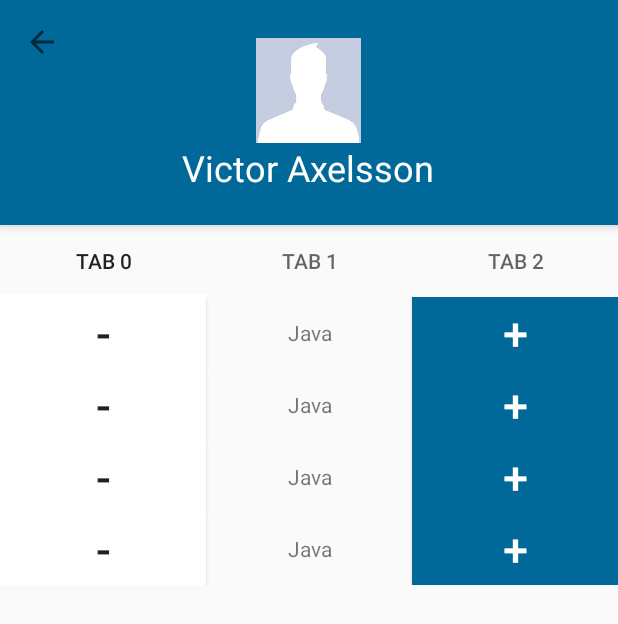
After one commit to felixruponen/jobsweeper, an Android app: the UserPreferenceFragment screen opened directly, with no data from a screen before it, on a phone screen of 412 x 824 dp. The commit adds this screen. Shown: the top 624 px of the screen. Run offline under Robolectric (Android 15) with nearby library versions, the phone set to English and light mode, and no system bars; our stand-ins replace Picasso; pictures from the network do not load.

Commit message:
Add UserProfileActivity

```diff
--- a/app/build.gradle
+++ b/app/build.gradle
@@ -26,6 +26,7 @@ dependencies {
     })
     compile 'com.lorentzos.swipecards:library:1.0.9'
     compile 'com.android.support:design:24.2.1'
+    compile 'com.squareup.picasso:picasso:2.5.2'
     compile 'com.android.support:cardview-v7:24.2.1'
     compile 'com.android.support:recyclerview-v7:24.2.1'
     compile 'com.android.support:appcompat-v7:24.2.1'
--- a/app/src/main/AndroidManifest.xml
+++ b/app/src/main/AndroidManifest.xml
@@ -21,6 +21,8 @@
                 <category android:name="android.intent.category.LAUNCHER" />
             </intent-filter>
         </activity>
+        <activity android:name=".activities.UserProfileActivity"
+            android:parentActivityName=".activities.MainActivity"></activity>
     </application>
 
 </manifest>
--- /dev/null
+++ b/app/src/main/java/se/openhack/jobsweeper/activities/UserProfileActivity.java
@@ -0,0 +1,76 @@
+package se.openhack.jobsweeper.activities;
+
+import android.support.v4.app.Fragment;
+import android.support.v4.app.FragmentManager;
+import android.support.v4.app.FragmentStatePagerAdapter;
+import android.support.v4.app.FragmentTransaction;
+import android.support.v4.view.ViewPager;
+import android.support.v7.app.ActionBar;
+import android.support.v7.app.AppCompatActivity;
+import android.os.Bundle;
+import android.support.v7.widget.Toolbar;
+import android.widget.ImageView;
+
+import com.squareup.picasso.Picasso;
+
+import se.openhack.jobsweeper.CircleTransform;
+import se.openhack.jobsweeper.R;
+import se.openhack.jobsweeper.fragments.UserPreferenceFragment;
+
+public class UserProfileActivity extends AppCompatActivity {
+
+    @Override
+    protected void onCreate(Bundle savedInstanceState) {
+        super.onCreate(savedInstanceState);
+        setContentView(R.layout.activity_user_profile);
+
+        Toolbar toolbar = (Toolbar) findViewById(R.id.toolbar);
+        toolbar.setTitle("Main");
+        setSupportActionBar(toolbar);
+
+        getSupportActionBar().setDisplayHomeAsUpEnabled(true);
+
+        Picasso.with(this)
+                .load(R.drawable.profile_placeholder)
+                .transform(new CircleTransform())
+                .into((ImageView) findViewById(R.id.userAvatar));
+
+        UserProfilePagerAdapter userProfilePagerAdapter = new UserProfilePagerAdapter(getSupportFragmentManager());
+
+        ViewPager profilePager = (ViewPager) findViewById(R.id.profilePager);
+        profilePager.setAdapter(userProfilePagerAdapter);
+
+    }
+
+
+    @Override
+    public boolean onNavigateUp() {
+        onBackPressed();
+        return super.onNavigateUp();
+    }
+
+    /**
+     * A simple pager adapter that represents 5 ScreenSlidePageFragment objects, in
+     * sequence.
+     */
+    private class UserProfilePagerAdapter extends FragmentStatePagerAdapter {
+        public UserProfilePagerAdapter(FragmentManager fm) {
+            super(fm);
+        }
+
+        @Override
+        public Fragment getItem(int position) {
+            return UserPreferenceFragment.newInstance();
+        }
+
+        @Override
+        public int getCount() {
+            return 3;
+        }
+
+        @Override
+        public CharSequence getPageTitle(int position) {
+            return "Tab " + position;
+        }
+    }
+}
--- /dev/null
+++ b/app/src/main/java/se/openhack/jobsweeper/fragments/UserPreferenceFragment.java
@@ -0,0 +1,73 @@
+package se.openhack.jobsweeper.fragments;
+
+import android.content.Context;
+import android.net.Uri;
+import android.os.Bundle;
+import android.support.v4.app.Fragment;
+import android.view.LayoutInflater;
+import android.view.View;
+import android.view.ViewGroup;
+import android.widget.LinearLayout;
+import android.widget.TextView;
+
+import java.util.ArrayList;
+import java.util.List;
+
+import se.openhack.jobsweeper.R;
+
+public class UserPreferenceFragment extends Fragment {
+
+
+
+    List<String> competences = new ArrayList<String>();
+
+    public UserPreferenceFragment() {
+        // Required empty public constructor
+    }
+
+    public static UserPreferenceFragment newInstance() {
+        UserPreferenceFragment fragment = new UserPreferenceFragment();
+        Bundle args = new Bundle();
+        fragment.setArguments(args);
+        return fragment;
+    }
+
+    @Override
+    public void onCreate(Bundle savedInstanceState) {
+        super.onCreate(savedInstanceState);
+    }
+
+    @Override
+    public View onCreateView(LayoutInflater inflater, ViewGroup container,
+                             Bundle savedInstanceState) {
+        // Inflate the layout for this fragment
+        View view = inflater.inflate(R.layout.fragment_user_preference, container, false);
+
+        competences.add("Java");
+        competences.add("Java");
+        competences.add("Java");
+        competences.add("Java");
+
+
+        for(String competence : competences) {
+            LinearLayout incrementLayout = (LinearLayout) getLayoutInflater(savedInstanceState).inflate(R.layout.competence_increment, null);
+            TextView incrementCompetence = (TextView) incrementLayout.findViewById(R.id.incrementCompetence);
+            incrementCompetence.setText(competence);
+
+            ((LinearLayout) view).addView(incrementLayout);
+        }
+
+        return view;
+    }
+
+    @Override
+    public void onAttach(Context context) {
+        super.onAttach(context);
+    }
+
+    @Override
+    public void onDetach() {
+        super.onDetach();
+    }
+
+}
--- /dev/null
+++ b/app/src/main/res/drawable/ripple_primary.xml
@@ -0,0 +1,5 @@
+<?xml version="1.0" encoding="utf-8"?>
+<ripple xmlns:android="http://schemas.android.com/apk/res/android"
+    android:color="?attr/colorControlHighlight">
+    <item android:drawable="?attr/colorPrimary"/>
+</ripple>
--- /dev/null
+++ b/app/src/main/res/layout/activity_user_profile.xml
@@ -0,0 +1,73 @@
+<?xml version="1.0" encoding="utf-8"?>
+<android.support.design.widget.CoordinatorLayout
+    xmlns:android="http://schemas.android.com/apk/res/android"
+    xmlns:app="http://schemas.android.com/apk/res-auto"
+    android:layout_width="match_parent"
+    android:layout_height="match_parent">
+
+    <android.support.design.widget.AppBarLayout
+        android:layout_height="150dp"
+        android:layout_width="match_parent">
+
+        <android.support.design.widget.CollapsingToolbarLayout
+            android:id="@+id/collapsing_toolbar"
+            android:layout_width="match_parent"
+            android:layout_height="match_parent"
+            android:fitsSystemWindows="true"
+            app:contentScrim="?attr/colorPrimary"
+            app:expandedTitleMarginBottom="32dp"
+            app:expandedTitleMarginEnd="64dp"
+            app:expandedTitleMarginStart="48dp"
+            app:layout_scrollFlags="scroll|exitUntilCollapsed">
+
+            <android.support.v7.widget.Toolbar
+                android:layout_height="match_parent"
+                android:layout_width="match_parent"
+                android:id="@+id/toolbar"
+                app:layout_scrollFlags="scroll|enterAlways"/>
+
+            <LinearLayout
+                android:orientation="vertical"
+                android:paddingTop="25dp"
+                android:paddingBottom="5dp"
+                android:layout_width="match_parent"
+                android:layout_height="wrap_content">
+                <ImageView
+                    android:id="@+id/userAvatar"
+                    android:src="@drawable/profile_placeholder"
+                    android:scaleType="centerCrop"
+                    android:cropToPadding="true"
+                    android:layout_gravity="center"
+                    android:gravity="center"
+                    android:layout_width="70dp"
+                    android:layout_height="70dp" />
+
+                <TextView
+                    android:layout_width="wrap_content"
+                    android:layout_height="wrap_content"
+                    android:id="@+id/userName"
+                    android:text="Victor Axelsson"
+                    android:textAppearance="@style/TextAppearance.AppCompat.Headline"
+                    android:textColor="@color/colorAccent"
+                    android:layout_gravity="center"
+                    android:gravity="center"/>
+            </LinearLayout>
+        </android.support.design.widget.CollapsingToolbarLayout>
+
+
+    </android.support.design.widget.AppBarLayout>
+
+    <android.support.v4.view.ViewPager
+        app:layout_behavior="@string/appbar_scrolling_view_behavior"
+        android:layout_width="match_parent"
+        android:layout_height="match_parent"
+        android:id="@+id/profilePager">
+
+        <android.support.design.widget.TabLayout
+            android:layout_width="match_parent"
+            android:layout_height="wrap_content"
+            android:layout_gravity="top" />
+
+    </android.support.v4.view.ViewPager>
+
+</android.support.design.widget.CoordinatorLayout>
--- /dev/null
+++ b/app/src/main/res/layout/competence_increment.xml
@@ -0,0 +1,31 @@
+<?xml version="1.0" encoding="utf-8"?>
+<LinearLayout xmlns:android="http://schemas.android.com/apk/res/android"
+    android:orientation="horizontal" android:layout_width="match_parent"
+    android:layout_marginBottom="10dp"
+    android:layout_height="50dp">
+    <Button
+        android:layout_width="0dp"
+        android:layout_weight="1"
+        android:layout_height="match_parent"
+        android:textSize="30sp"
+        android:background="@color/colorAccent"
+        android:text="-"/>
+
+    <TextView
+        android:layout_width="0dp"
+        android:layout_height="match_parent"
+        android:layout_weight="1"
+        android:layout_gravity="center"
+        android:id="@+id/incrementCompetence"
+        android:gravity="center"
+        android:text="Java (1)"/>
+
+    <Button
+        android:layout_width="0dp"
+        android:layout_weight="1"
+        android:layout_height="match_parent"
+        android:textSize="30sp"
+        android:textColor="#fff"
+        android:background="@drawable/ripple_primary"
+        android:text="+"/>
+</LinearLayout>
--- /dev/null
+++ b/app/src/main/res/layout/fragment_user_preference.xml
@@ -0,0 +1,8 @@
+<LinearLayout xmlns:android="http://schemas.android.com/apk/res/android"
+    xmlns:tools="http://schemas.android.com/tools"
+    android:orientation="vertical"
+    android:layout_width="match_parent"
+    android:layout_height="match_parent"
+    tools:context="se.openhack.jobsweeper.fragments.UserPreferenceFragment">
+
+</LinearLayout>
--- a/app/src/main/res/values/styles.xml
+++ b/app/src/main/res/values/styles.xml
@@ -6,6 +6,9 @@
         <item name="colorPrimary">@color/colorPrimary</item>
         <item name="colorPrimaryDark">@color/colorPrimaryDark</item>
         <item name="colorAccent">@color/colorAccent</item>
+
+        <item name="windowActionBar">false</item>
+        <item name="windowNoTitle">true</item>
     </style>
 
 </resources>
```
Also changed, not shown: app/src/main/java/se/openhack/jobsweeper/CircleTransform.java (added, +44 -0 lines), app/src/main/java/se/openhack/jobsweeper/activities/MainActivity.java (+36 -0 lines), app/src/main/java/se/openhack/jobsweeper/fragments/UserFragment.java (deleted, +0 -26 lines), app/src/main/res/drawable/ic_person_outline_black_24dp.xml (added, +9 -0 lines), app/src/main/res/drawable/progress.xml (added, +45 -0 lines), app/src/main/res/layout/activity_main.xml (+33 -9 lines), app/src/main/res/layout/fragment_user_profile.xml (added, +24 -0 lines), app/src/main/res/menu/main.xml (added, +9 -0 lines), app/src/main/res/drawable/profile_placeholder.jpg (added).
